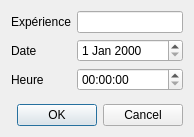
dimdub34/le2m_bordereaux, file le2mBordereauxGui/le2mBordereaux_gui_requete.ui: the form before one commit.
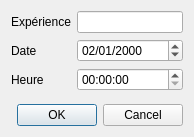
The form after the commit.

Commit message: Change the format of the timeedit for the sql request

```diff
--- a/le2mBordereauxGui/le2mBordereaux_gui_requete.ui
+++ b/le2mBordereauxGui/le2mBordereaux_gui_requete.ui
@@ -41,7 +41,18 @@
       </widget>
      </item>
      <item row="1" column="1">
-      <widget class="QDateEdit" name="dateEdit"/>
+      <widget class="QDateEdit" name="dateEdit">
+       <property name="date">
+        <date>
+         <year>2000</year>
+         <month>1</month>
+         <day>2</day>
+        </date>
+       </property>
+       <property name="displayFormat">
+        <string>dd/MM/yyyy</string>
+       </property>
+      </widget>
      </item>
      <item row="2" column="0">
       <widget class="QLabel" name="label_heure">
```
The commit also changes 13 other files.
